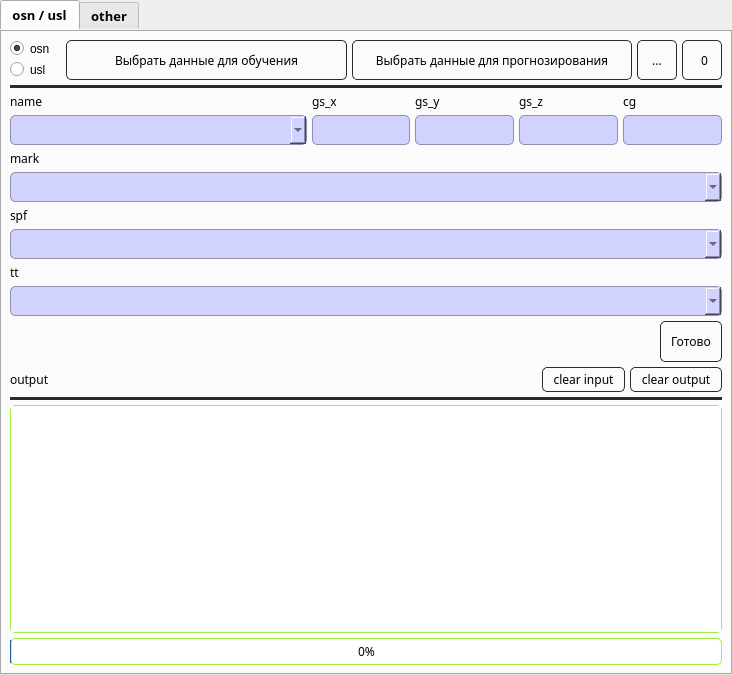
This is ui/MainWindow.ui in Konstkonst55/PyTechnologicalRoute as Qt 5 draws it before an edit. The edited form follows.
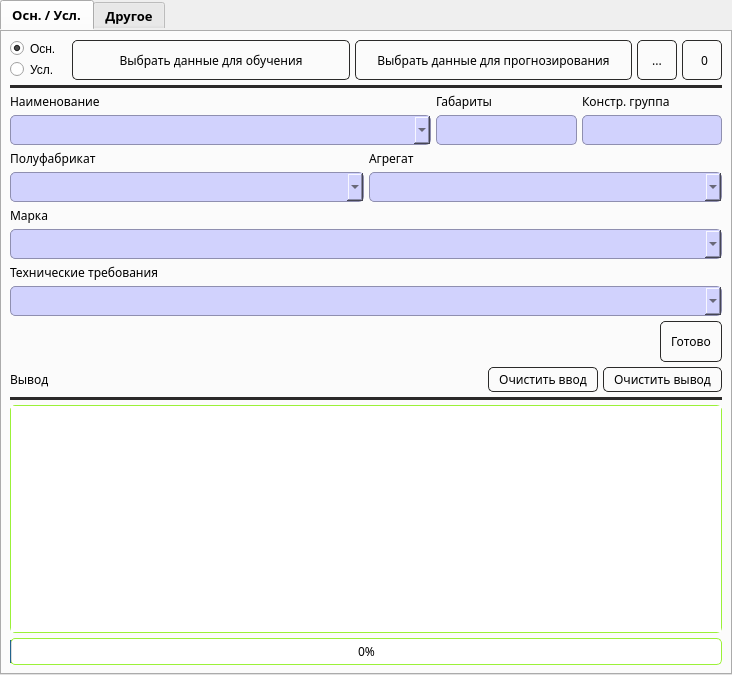
This is the edited form.

Commit message: Обновлен ui

```diff
--- a/ui/MainWindow.ui
+++ b/ui/MainWindow.ui
@@ -68,9 +68,9 @@
       </property>
       <widget class="QWidget" name="tab_osn_usl" native="true">
        <attribute name="title">
-        <string>osn / usl</string>
+        <string>Осн. / Усл.</string>
        </attribute>
-       <layout class="QVBoxLayout" name="verticalLayout" stretch="0,0,0,0,0,0,0,0,0,0,0,0,0,0">
+       <layout class="QVBoxLayout" name="verticalLayout" stretch="0,0,0,0,0,0,0,0,0,0,0,0,0">
         <property name="spacing">
          <number>5</number>
         </property>
@@ -96,7 +96,7 @@
             <item>
              <widget class="QRadioButton" name="rb_osn">
               <property name="text">
-               <string>osn</string>
+               <string>Осн.</string>
               </property>
               <property name="checked">
                <bool>true</bool>
@@ -106,7 +106,7 @@
             <item>
              <widget class="QRadioButton" name="rb_usl">
               <property name="text">
-               <string>usl</string>
+               <string>Усл.</string>
               </property>
              </widget>
             </item>
@@ -300,7 +300,7 @@
          </widget>
         </item>
         <item>
-         <layout class="QHBoxLayout" name="hl_text_top" stretch="3,1,1,1,1">
+         <layout class="QHBoxLayout" name="hl_text_top" stretch="3,1,1">
           <item>
            <layout class="QVBoxLayout" name="vl_name">
             <item>
@@ -312,7 +312,7 @@
                </font>
               </property>
               <property name="text">
-               <string>name</string>
+               <string>Наименование</string>
               </property>
              </widget>
             </item>
@@ -376,7 +376,7 @@
                </font>
               </property>
               <property name="text">
-               <string>gs_x</string>
+               <string>Габариты</string>
               </property>
              </widget>
             </item>
@@ -417,107 +417,6 @@
             </item>
            </layout>
           </item>
-          <item>
-           <layout class="QVBoxLayout" name="vl_y">
-            <item>
-             <widget class="QLabel" name="l_gsy">
-              <property name="font">
-               <font>
-                <family>Segoe UI Semilight</family>
-                <pointsize>9</pointsize>
-               </font>
-              </property>
-              <property name="text">
-               <string>gs_y</string>
-              </property>
-             </widget>
-            </item>
-            <item>
-             <widget class="QLineEdit" name="le_gsy">
-              <property name="minimumSize">
-               <size>
-                <width>0</width>
-                <height>30</height>
-               </size>
-              </property>
-              <property name="maximumSize">
-               <size>
-                <width>16777215</width>
-                <height>30</height>
-               </size>
-              </property>
-              <property name="font">
-               <font>
-                <family>Segoe UI Semilight</family>
-                <pointsize>9</pointsize>
-               </font>
-              </property>
-              <property name="toolTip">
-               <string>Размер Y</string>
-              </property>
-              <property name="styleSheet">
-               <string notr="true">border: 1px solid #8F8FB0;
-border-radius: 5px;
-background: #D1D2FD solid;
-color: #2B2A29;
-</string>
-              </property>
-              <property name="inputMethodHints">
-               <set>Qt::ImhNone</set>
-              </property>
-             </widget>
-            </item>
-           </layout>
-          </item>
-          <item>
-           <layout class="QVBoxLayout" name="vl_z">
-            <item>
-             <widget class="QLabel" name="l_gsz">
-              <property name="font">
-               <font>
-                <family>Segoe UI Semilight</family>
-                <pointsize>9</pointsize>
-               </font>
-              </property>
-              <property name="text">
-               <string>gs_z</string>
-              </property>
-             </widget>
-            </item>
-            <item>
-             <widget class="QLineEdit" name="le_gsz">
-              <property name="minimumSize">
-               <size>
-                <width>0</width>
-                <height>30</height>
-               </size>
-              </property>
-              <property name="maximumSize">
-               <size>
-                <width>16777215</width>
-                <height>30</height>
-               </size>
-              </property>
-              <property name="font">
-               <font>
-                <family>Segoe UI Semilight</family>
-                <pointsize>9</pointsize>
-               </font>
-              </property>
-              <property name="toolTip">
-               <string>Размер Z</string>
-              </property>
-              <property name="styleSheet">
-               <string notr="true">border: 1px solid #8F8FB0;
-border-radius: 5px;
-background: #D1D2FD solid;
-color: #2B2A29;
-</string>
-              </property>
-             </widget>
-            </item>
-           </layout>
-          </item>
           <item>
            <layout class="QVBoxLayout" name="vl_cg">
             <item>
@@ -529,7 +428,7 @@
                </font>
               </property>
               <property name="text">
-               <string>cg</string>
+               <string>Констр. группа</string>
               </property>
              </widget>
             </item>
@@ -572,6 +471,138 @@
           </item>
          </layout>
         </item>
+        <item>
+         <layout class="QHBoxLayout" name="horizontalLayout">
+          <item>
+           <layout class="QVBoxLayout" name="verticalLayout_3">
+            <item>
+             <widget class="QLabel" name="l_spf">
+              <property name="font">
+               <font>
+                <family>Segoe UI Semilight</family>
+                <pointsize>9</pointsize>
+               </font>
+              </property>
+              <property name="text">
+               <string>Полуфабрикат</string>
+              </property>
+             </widget>
+            </item>
+            <item>
+             <widget class="QComboBox" name="cb_spf">
+              <property name="minimumSize">
+               <size>
+                <width>0</width>
+                <height>30</height>
+               </size>
+              </property>
+              <property name="maximumSize">
+               <size>
+                <width>16777215</width>
+                <height>30</height>
+               </size>
+              </property>
+              <property name="font">
+               <font>
+                <family>Segoe UI Semilight</family>
+                <pointsize>9</pointsize>
+               </font>
+              </property>
+              <property name="toolTip">
+               <string>Технические требования</string>
+              </property>
+              <property name="styleSheet">
+               <string notr="true">border: 1px solid #8F8FB0;
+border-radius: 5px;
+background: #D1D2FD solid;
+color: #2B2A29;
+</string>
+              </property>
+              <property name="editable">
+               <bool>true</bool>
+              </property>
+              <property name="insertPolicy">
+               <enum>QComboBox::InsertAtTop</enum>
+              </property>
+              <property name="iconSize">
+               <size>
+                <width>20</width>
+                <height>20</height>
+               </size>
+              </property>
+              <property name="frame">
+               <bool>true</bool>
+              </property>
+             </widget>
+            </item>
+           </layout>
+          </item>
+          <item>
+           <layout class="QVBoxLayout" name="verticalLayout_4">
+            <item>
+             <widget class="QLabel" name="l_agr">
+              <property name="font">
+               <font>
+                <family>Segoe UI Semilight</family>
+                <pointsize>9</pointsize>
+               </font>
+              </property>
+              <property name="text">
+               <string>Агрегат</string>
+              </property>
+             </widget>
+            </item>
+            <item>
+             <widget class="QComboBox" name="cb_agr">
+              <property name="minimumSize">
+               <size>
+                <width>0</width>
+                <height>30</height>
+               </size>
+              </property>
+              <property name="maximumSize">
+               <size>
+                <width>16777215</width>
+                <height>30</height>
+               </size>
+              </property>
+              <property name="font">
+               <font>
+                <family>Segoe UI Semilight</family>
+                <pointsize>9</pointsize>
+               </font>
+              </property>
+              <property name="toolTip">
+               <string>Технические требования</string>
+              </property>
+              <property name="styleSheet">
+               <string notr="true">border: 1px solid #8F8FB0;
+border-radius: 5px;
+background: #D1D2FD solid;
+color: #2B2A29;
+</string>
+              </property>
+              <property name="editable">
+               <bool>true</bool>
+              </property>
+              <property name="insertPolicy">
+               <enum>QComboBox::InsertAtTop</enum>
+              </property>
+              <property name="iconSize">
+               <size>
+                <width>20</width>
+                <height>20</height>
+               </size>
+              </property>
+              <property name="frame">
+               <bool>true</bool>
+              </property>
+             </widget>
+            </item>
+           </layout>
+          </item>
+         </layout>
+        </item>
         <item>
          <widget class="QLabel" name="l_mark">
           <property name="font">
@@ -581,7 +612,7 @@
            </font>
           </property>
           <property name="text">
-           <string>mark</string>
+           <string>Марка</string>
           </property>
          </widget>
         </item>
@@ -632,66 +663,6 @@
           </property>
          </widget>
         </item>
-        <item>
-         <widget class="QLabel" name="l_spf">
-          <property name="font">
-           <font>
-            <family>Segoe UI Semilight</family>
-            <pointsize>9</pointsize>
-           </font>
-          </property>
-          <property name="text">
-           <string>spf</string>
-          </property>
-         </widget>
-        </item>
-        <item>
-         <widget class="QComboBox" name="cb_spf">
-          <property name="minimumSize">
-           <size>
-            <width>0</width>
-            <height>30</height>
-           </size>
-          </property>
-          <property name="maximumSize">
-           <size>
-            <width>16777215</width>
-            <height>30</height>
-           </size>
-          </property>
-          <property name="font">
-           <font>
-            <family>Segoe UI Semilight</family>
-            <pointsize>9</pointsize>
-           </font>
-          </property>
-          <property name="toolTip">
-           <string>Технические требования</string>
-          </property>
-          <property name="styleSheet">
-           <string notr="true">border: 1px solid #8F8FB0;
-border-radius: 5px;
-background: #D1D2FD solid;
-color: #2B2A29;
-</string>
-          </property>
-          <property name="editable">
-           <bool>true</bool>
-          </property>
-          <property name="insertPolicy">
-           <enum>QComboBox::InsertAtTop</enum>
-          </property>
-          <property name="iconSize">
-           <size>
-            <width>20</width>
-            <height>20</height>
-           </size>
-          </property>
-          <property name="frame">
-           <bool>true</bool>
-          </property>
-         </widget>
-        </item>
         <item>
          <widget class="QLabel" name="l_tt">
           <property name="font">
@@ -701,7 +672,7 @@
            </font>
           </property>
           <property name="text">
-           <string>tt</string>
+           <string>Технические требования</string>
           </property>
          </widget>
         </item>
@@ -807,7 +778,7 @@
              </font>
             </property>
             <property name="text">
-             <string>output</string>
+             <string>Вывод</string>
             </property>
            </widget>
           </item>
@@ -833,7 +804,7 @@
 }</string>
             </property>
             <property name="text">
-             <string>clear input</string>
+             <string>Очистить ввод</string>
             </property>
            </widget>
           </item>
@@ -859,7 +830,7 @@
 }</string>
             </property>
             <property name="text">
-             <string>clear output</string>
+             <string>Очистить вывод</string>
             </property>
            </widget>
           </item>
@@ -932,7 +903,7 @@
       </widget>
       <widget class="QWidget" name="tab_2" native="true">
        <attribute name="title">
-        <string>other</string>
+        <string>Другое</string>
        </attribute>
       </widget>
      </widget>
```
Left out of the diff: 8 changed lines with no effect on the pictures. The commit also changes 2 other files.
